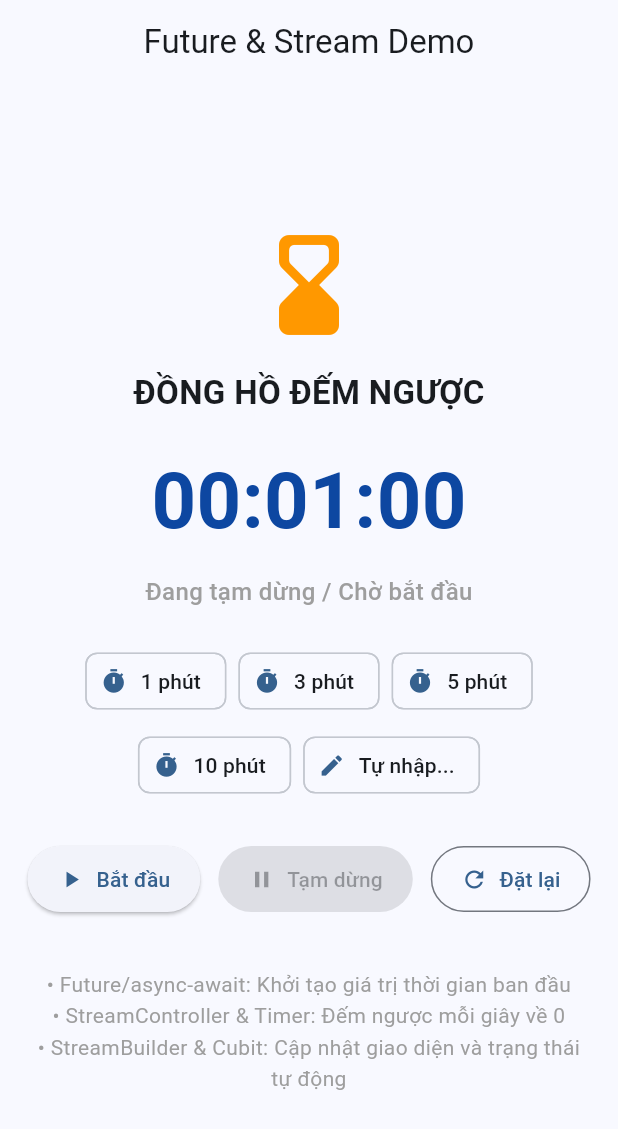
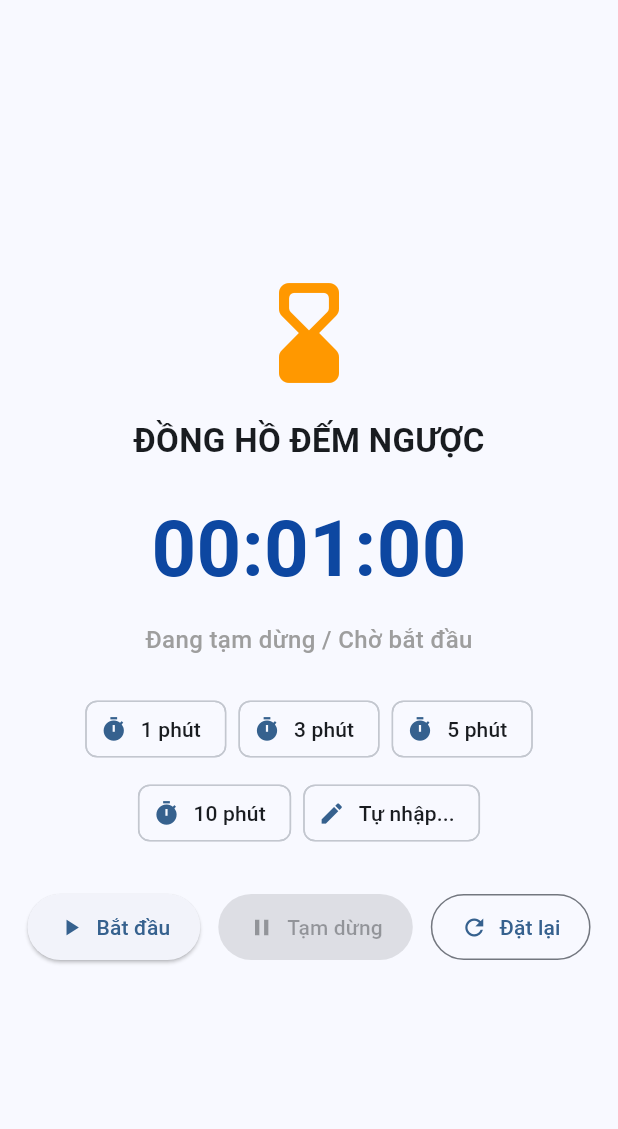
Before and after one commit to Trungdinh0565/LTDNT_CHUDE02, a Flutter app: the screen it shows after launch, after a tap on "1 phút", on a phone screen of 412 x 824 dp. Shown: the top 1129 px of the screen. Run offline on Flutter 3.47's test engine with Material 3 defaults, Android fonts, the phone set to English and light mode, and no system bars; our stand-ins replace flutter_bloc, get_it.

Commit message:
refactor(presentation): toi uu giao dien, cubit va cap nhat README voi so do kien truc

```diff
--- a/lib/Presentation/stopWatch_cubit.dart
+++ b/lib/Presentation/stopWatch_cubit.dart
@@ -4,6 +4,7 @@ import 'package:flutter_bloc/flutter_bloc.dart';
 import '../Domain/stopWatch_entity.dart';
 import '../Domain/stopWatch_usecase.dart';
 
+/// Trạng thái của StopWatchCubit quản lý giao diện
 class StopWatchState {
   final bool isLoading;
   final bool isRunning;
@@ -25,49 +26,93 @@ class StopWatchState {
         isRunning: isRunning ?? this.isRunning,
         isCompleted: isCompleted ?? this.isCompleted,
       );
+
+  @override
+  bool operator ==(Object other) =>
+      identical(this, other) ||
+      other is StopWatchState &&
+          runtimeType == other.runtimeType &&
+          isLoading == other.isLoading &&
+          isRunning == other.isRunning &&
+          isCompleted == other.isCompleted;
+
+  @override
+  int get hashCode => Object.hash(isLoading, isRunning, isCompleted);
+
+  @override
+  String toString() =>
+      'StopWatchState(isLoading: $isLoading, isRunning: $isRunning, isCompleted: $isCompleted)';
 }
 
+/// Cubit điều khiển trạng thái đồng hồ đếm ngược trong tầng Presentation,
+/// tương tác trực tiếp với StopWatchUseCase ở tầng Domain.
 class StopWatchCubit extends Cubit<StopWatchState> {
   final StopWatchUseCase useCase;
   StreamSubscription<StopWatchEntity>? _streamSubscription;
 
   StopWatchCubit(this.useCase) : super(const StopWatchState());
 
+  /// Luồng dữ liệu thời gian phát ra từ Repository qua UseCase
   Stream<StopWatchEntity> get timeStream => useCase.stream;
 
+  /// Giá trị thời gian hiện tại
   StopWatchEntity get currentValue => useCase.currentValue;
 
+  /// Khởi tạo dữ liệu ban đầu bất đồng bộ và thiết lập lắng nghe stream
   Future<void> initialize() async {
-    try {
-      await useCase.getInitialValue();
-    } finally {
-      if (!isClosed) {
-        emit(state.copyWith(isLoading: false));
-      }
-    }
-
     _streamSubscription?.cancel();
     _streamSubscription = useCase.stream.listen((entity) {
       if (!isClosed && entity.isCompleted) {
         emit(state.copyWith(isRunning: false, isCompleted: true));
       }
     });
+
+    try {
+      final initialEntity = await useCase.getInitialValue();
+      if (!isClosed) {
+        emit(
+          state.copyWith(
+            isLoading: false,
+            isCompleted: initialEntity.isCompleted,
+          ),
+        );
+      }
+    } catch (_) {
+      if (!isClosed) {
+        emit(state.copyWith(isLoading: false));
+      }
+    }
   }
 
+  /// Cài đặt khoảng thời gian đếm ngược (tính bằng giây)
   void setDuration(int seconds) {
     if (isClosed) return;
+
     useCase.setDuration(seconds);
-    emit(state.copyWith(isRunning: false, isCompleted: false));
+    emit(
+      state.copyWith(
+        isLoading: false,
+        isRunning: false,
+        isCompleted: seconds <= 0,
+      ),
+    );
   }
 
+  /// Bắt đầu đếm ngược
   void start() {
-    // Không cho phép bấm chạy khi đang chạy hoặc đã đếm xong về 0
-    if (isClosed || state.isRunning || state.isCompleted) return;
+    // Không cho phép bắt đầu khi đang chạy, đã hoàn thành hoặc thời gian còn lại <= 0
+    if (isClosed ||
+        state.isRunning ||
+        state.isCompleted ||
+        currentValue.remainingSeconds <= 0) {
+      return;
+    }
 
     useCase.start();
     emit(state.copyWith(isLoading: false, isRunning: true, isCompleted: false));
   }
 
+  /// Tạm dừng đếm ngược
   void pause() {
     if (isClosed || !state.isRunning) return;
 
@@ -75,11 +120,18 @@ class StopWatchCubit extends Cubit<StopWatchState> {
     emit(state.copyWith(isRunning: false));
   }
 
+  /// Đặt lại về thời gian ban đầu
   void reset() {
     if (isClosed) return;
 
     useCase.reset();
-    emit(state.copyWith(isLoading: false, isRunning: false, isCompleted: false));
+    emit(
+      state.copyWith(
+        isLoading: false,
+        isRunning: false,
+        isCompleted: currentValue.initialSeconds <= 0,
+      ),
+    );
   }
 
   @override
--- a/lib/Presentation/stopWatch_page.dart
+++ b/lib/Presentation/stopWatch_page.dart
@@ -32,11 +32,8 @@ class StopWatchPage extends StatelessWidget {
     final cubit = context.read<StopWatchCubit>();
 
     return Scaffold(
-      appBar: AppBar(
-        title: const Text('Future & Stream Demo'),
-        centerTitle: true,
-      ),
-      body: Center(
+      body: SafeArea(
+        child: Center(
           child: BlocBuilder<StopWatchCubit, StopWatchState>(
             builder: (context, state) {
               if (state.isLoading) {
@@ -199,25 +196,11 @@ class StopWatchPage extends StatelessWidget {
                         ),
                       ],
                     ),
-                  const SizedBox(height: 36),
-                  const Padding(
-                    padding: EdgeInsets.symmetric(horizontal: 24),
-                    child: Text(
-                      '• Future/async-await: Khởi tạo giá trị thời gian ban đầu\n'
-                      '• StreamController & Timer: Đếm ngược mỗi giây về 0\n'
-                      '• StreamBuilder & Cubit: Cập nhật giao diện và trạng thái tự động',
-                      textAlign: TextAlign.center,
-                      style: TextStyle(
-                        fontSize: 14,
-                        color: Colors.grey,
-                        height: 1.5,
-                      ),
-                    ),
-                  ),
                   ],
                 ),
               );
             },
+          ),
         ),
       ),
     );
```
Also changed, not shown: 1 other file. Lines whose indentation alone changed are shown as unchanged.
